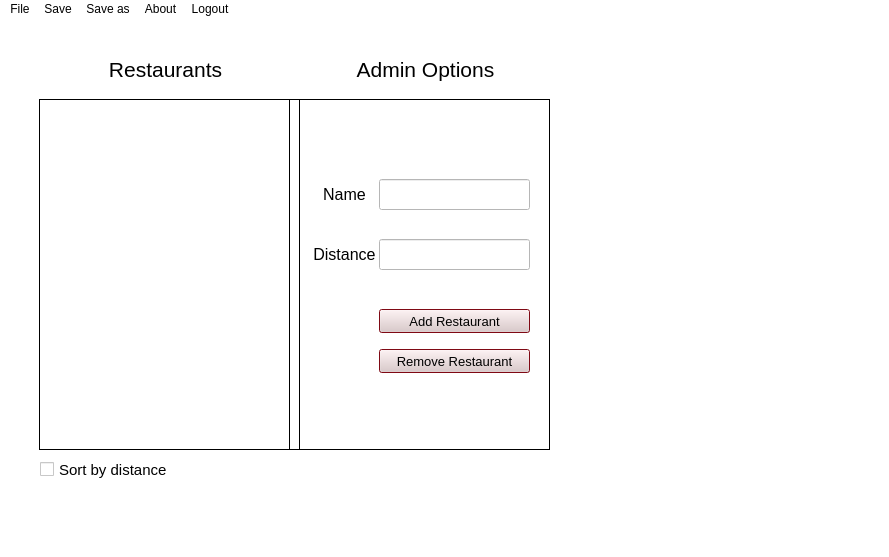
Above: debugmenu.ui from DannyCamacho/SaddlebackEats before the change. Below: the same form after it.
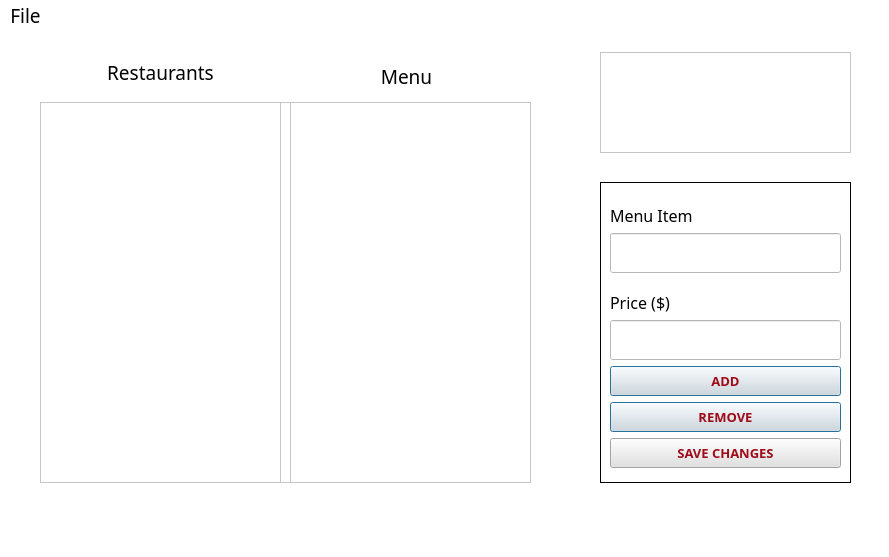
That is the form after the change. Icons and pictures are not drawn.

```diff
--- a/debugmenu.ui
+++ b/debugmenu.ui
@@ -10,6 +10,11 @@
     <height>557</height>
    </rect>
   </property>
+  <property name="font">
+   <font>
+    <family>Bahnschrift</family>
+   </font>
+  </property>
   <property name="windowTitle">
    <string>Administrative Debug Menu</string>
   </property>
@@ -24,475 +29,487 @@
    <string notr="true">background-color: rgb(255, 255, 255);
 color: rgb(0, 0, 0);</string>
   </property>
+  <property name="tabShape">
+   <enum>QTabWidget::Rounded</enum>
+  </property>
   <widget class="QWidget" name="centralwidget">
-   <widget class="QLabel" name="label">
-    <property name="geometry">
-     <rect>
-      <x>10</x>
-      <y>520</y>
-      <width>121</width>
-      <height>51</height>
-     </rect>
-    </property>
-    <property name="text">
-     <string>Version 1.0</string>
-    </property>
-   </widget>
-   <widget class="QLabel" name="label_2">
-    <property name="geometry">
-     <rect>
-      <x>40</x>
-      <y>30</y>
-      <width>251</width>
-      <height>41</height>
-     </rect>
-    </property>
-    <property name="font">
-     <font>
-      <pointsize>16</pointsize>
-     </font>
-    </property>
-    <property name="styleSheet">
-     <string notr="true">background-color: rgb(255, 255, 255);
-color: rgb(0, 0, 0);
-alternate-background-color: rgb(225, 225, 225);
-selection-background-color: rgb(159, 11, 25);
-selection-color: rgb(0, 0, 0);
-</string>
-    </property>
-    <property name="text">
-     <string>Restaurants</string>
-    </property>
-    <property name="alignment">
-     <set>Qt::AlignCenter</set>
-    </property>
-   </widget>
-   <widget class="QFrame" name="frame_4">
-    <property name="geometry">
-     <rect>
-      <x>39</x>
-      <y>80</y>
-      <width>511</width>
-      <height>351</height>
-     </rect>
-    </property>
-    <property name="frameShape">
-     <enum>QFrame::Box</enum>
-    </property>
-    <property name="frameShadow">
-     <enum>QFrame::Plain</enum>
-    </property>
-    <widget class="QFrame" name="frame">
-     <property name="geometry">
-      <rect>
-       <x>0</x>
-       <y>0</y>
-       <width>251</width>
-       <height>351</height>
-      </rect>
-     </property>
-     <property name="frameShape">
-      <enum>QFrame::Box</enum>
-     </property>
-     <property name="frameShadow">
-      <enum>QFrame::Plain</enum>
-     </property>
-     <widget class="QListWidget" name="resturantList">
-      <property name="geometry">
-       <rect>
-        <x>1</x>
-        <y>1</y>
-        <width>249</width>
-        <height>349</height>
-       </rect>
-      </property>
-      <property name="minimumSize">
-       <size>
-        <width>249</width>
-        <height>349</height>
-       </size>
-      </property>
-      <property name="maximumSize">
-       <size>
-        <width>249</width>
-        <height>349</height>
-       </size>
-      </property>
-      <property name="font">
-       <font>
-        <pointsize>11</pointsize>
-       </font>
-      </property>
-      <property name="styleSheet">
-       <string notr="true">background-color: rgb(255, 255, 255);
-color: rgb(0, 0, 0);
-alternate-background-color: rgb(225, 225, 225);
-selection-background-color: rgb(159, 11, 25);
-selection-color: rgb(0, 0, 0);
-</string>
-      </property>
-      <property name="frameShape">
-       <enum>QFrame::NoFrame</enum>
-      </property>
-      <property name="frameShadow">
-       <enum>QFrame::Plain</enum>
-      </property>
-      <property name="lineWidth">
-       <number>2</number>
-      </property>
-      <property name="verticalScrollBarPolicy">
-       <enum>Qt::ScrollBarAlwaysOff</enum>
-      </property>
-      <property name="horizontalScrollBarPolicy">
-       <enum>Qt::ScrollBarAlwaysOff</enum>
-      </property>
-     </widget>
-    </widget>
-    <widget class="QFrame" name="frame_2">
-     <property name="geometry">
-      <rect>
-       <x>260</x>
-       <y>0</y>
-       <width>251</width>
-       <height>351</height>
-      </rect>
-     </property>
-     <property name="styleSheet">
-      <string notr="true">background-color: rgb(255, 255, 255);
-color: rgb(0, 0, 0);
-alternate-background-color: rgb(225, 225, 225);
-selection-background-color: rgb(159, 11, 25);
-selection-color: rgb(0, 0, 0);
-</string>
-     </property>
-     <property name="frameShape">
-      <enum>QFrame::Box</enum>
-     </property>
-     <property name="frameShadow">
-      <enum>QFrame::Plain</enum>
-     </property>
-     <widget class="QFrame" name="frame_3">
-      <property name="geometry">
-       <rect>
-        <x>20</x>
-        <y>200</y>
-        <width>221</width>
-        <height>88</height>
-       </rect>
-      </property>
-      <property name="frameShape">
-       <enum>QFrame::NoFrame</enum>
-      </property>
-      <property name="frameShadow">
-       <enum>QFrame::Plain</enum>
-      </property>
-      <widget class="QLabel" name="label_6">
-       <property name="geometry">
-        <rect>
-         <x>0</x>
-         <y>10</y>
-         <width>51</width>
-         <height>21</height>
-        </rect>
-       </property>
-       <property name="styleSheet">
-        <string notr="true">image: url(:/rec/resources/plusSign.png);</string>
-       </property>
-       <property name="text">
-        <string/>
-       </property>
-      </widget>
-      <widget class="QPushButton" name="removeFromList">
-       <property name="geometry">
-        <rect>
-         <x>60</x>
-         <y>50</y>
-         <width>151</width>
-         <height>24</height>
-        </rect>
-       </property>
-       <property name="font">
-        <font>
-         <pointsize>10</pointsize>
-         <bold>false</bold>
-        </font>
-       </property>
-       <property name="styleSheet">
-        <string notr="true">background-color: rgb(225, 225, 225);
-color: rgb(0, 0, 0);
-</string>
-       </property>
-       <property name="text">
-        <string>Remove Restaurant</string>
-       </property>
-       <property name="autoDefault">
-        <bool>true</bool>
-       </property>
-       <property name="default">
-        <bool>true</bool>
-       </property>
-      </widget>
-      <widget class="QPushButton" name="addToList">
-       <property name="geometry">
-        <rect>
-         <x>60</x>
-         <y>10</y>
-         <width>151</width>
-         <height>24</height>
-        </rect>
-       </property>
-       <property name="font">
-        <font>
-         <pointsize>10</pointsize>
-         <bold>false</bold>
-        </font>
-       </property>
-       <property name="styleSheet">
-        <string notr="true">background-color: rgb(225, 225, 225);
-color: rgb(0, 0, 0);
-</string>
-       </property>
-       <property name="text">
-        <string>Add Restaurant</string>
-       </property>
-       <property name="autoDefault">
-        <bool>true</bool>
-       </property>
-       <property name="default">
-        <bool>true</bool>
-       </property>
-      </widget>
-      <widget class="QLabel" name="label_7">
-       <property name="geometry">
-        <rect>
-         <x>0</x>
-         <y>52</y>
-         <width>51</width>
-         <height>21</height>
-        </rect>
-       </property>
-       <property name="styleSheet">
-        <string notr="true">image: url(:/rec/resources/removeSign.png);</string>
-       </property>
-       <property name="text">
-        <string/>
-       </property>
-      </widget>
-     </widget>
-     <widget class="QFrame" name="frame_5">
-      <property name="geometry">
-       <rect>
-        <x>10</x>
-        <y>70</y>
-        <width>231</width>
-        <height>51</height>
-       </rect>
-      </property>
-      <property name="font">
-       <font>
-        <pointsize>11</pointsize>
-       </font>
-      </property>
-      <property name="frameShape">
-       <enum>QFrame::NoFrame</enum>
-      </property>
-      <property name="frameShadow">
-       <enum>QFrame::Plain</enum>
-      </property>
-      <widget class="QLabel" name="label_4">
-       <property name="geometry">
-        <rect>
-         <x>0</x>
-         <y>10</y>
-         <width>71</width>
-         <height>31</height>
-        </rect>
-       </property>
-       <property name="font">
-        <font>
-         <pointsize>12</pointsize>
-        </font>
-       </property>
-       <property name="styleSheet">
-        <string notr="true">background-color: rgb(255, 255, 255);
-color: rgb(0, 0, 0);
-alternate-background-color: rgb(225, 225, 225);
-selection-background-color: rgb(159, 11, 25);
-selection-color: rgb(0, 0, 0);
-</string>
-       </property>
-       <property name="text">
-        <string>Name</string>
-       </property>
-       <property name="alignment">
-        <set>Qt::AlignCenter</set>
-       </property>
-      </widget>
-      <widget class="QLineEdit" name="inputResturantName">
-       <property name="geometry">
-        <rect>
-         <x>70</x>
-         <y>10</y>
-         <width>151</width>
-         <height>31</height>
-        </rect>
-       </property>
-       <property name="font">
-        <font>
-         <pointsize>11</pointsize>
-        </font>
-       </property>
-       <property name="styleSheet">
-        <string notr="true">background-color: rgb(255, 255, 255);
-color: rgb(0, 0, 0);
-selection-background-color: rgb(225, 225, 225);
-selection-color: rgb(0, 0, 0);
-</string>
-       </property>
-       <property name="text">
-        <string/>
-       </property>
-      </widget>
-     </widget>
-     <widget class="QFrame" name="frame_6">
-      <property name="geometry">
-       <rect>
-        <x>10</x>
-        <y>130</y>
-        <width>231</width>
-        <height>51</height>
-       </rect>
-      </property>
-      <property name="font">
-       <font>
-        <pointsize>11</pointsize>
-       </font>
-      </property>
-      <property name="frameShape">
-       <enum>QFrame::NoFrame</enum>
-      </property>
-      <property name="frameShadow">
-       <enum>QFrame::Plain</enum>
-      </property>
-      <widget class="QLabel" name="label_5">
-       <property name="geometry">
-        <rect>
-         <x>0</x>
-         <y>10</y>
-         <width>71</width>
-         <height>31</height>
-        </rect>
-       </property>
-       <property name="font">
-        <font>
-         <pointsize>12</pointsize>
-        </font>
-       </property>
-       <property name="styleSheet">
-        <string notr="true">background-color: rgb(255, 255, 255);
-color: rgb(0, 0, 0);
-alternate-background-color: rgb(225, 225, 225);
-selection-background-color: rgb(159, 11, 25);
-selection-color: rgb(0, 0, 0);
-</string>
-       </property>
-       <property name="text">
-        <string>Distance</string>
-       </property>
-       <property name="alignment">
-        <set>Qt::AlignCenter</set>
-       </property>
-      </widget>
-      <widget class="QLineEdit" name="inputResturantDist">
-       <property name="geometry">
-        <rect>
-         <x>70</x>
-         <y>10</y>
-         <width>151</width>
-         <height>31</height>
-        </rect>
-       </property>
-       <property name="font">
-        <font>
-         <pointsize>11</pointsize>
-        </font>
-       </property>
-       <property name="styleSheet">
-        <string notr="true">background-color: rgb(255, 255, 255);
-color: rgb(0, 0, 0);
-selection-background-color: rgb(225, 225, 225);
-selection-color: rgb(0, 0, 0);
-</string>
-       </property>
-       <property name="text">
-        <string/>
-       </property>
-      </widget>
-     </widget>
-    </widget>
-   </widget>
-   <widget class="QCheckBox" name="sortByDistToggle">
-    <property name="geometry">
-     <rect>
-      <x>40</x>
-      <y>440</y>
-      <width>251</width>
-      <height>21</height>
-     </rect>
-    </property>
-    <property name="font">
-     <font>
-      <pointsize>11</pointsize>
-     </font>
-    </property>
-    <property name="text">
-     <string>Sort by distance</string>
-    </property>
-   </widget>
-   <widget class="QLabel" name="label_8">
+   <widget class="QFrame" name="frame_2">
     <property name="geometry">
      <rect>
       <x>600</x>
-      <y>30</y>
-      <width>231</width>
+      <y>20</y>
+      <width>251</width>
       <height>101</height>
      </rect>
     </property>
     <property name="styleSheet">
      <string notr="true">image: url(:/rec/resources/SE_1-removebg.png);</string>
     </property>
-    <property name="text">
-     <string/>
+    <property name="frameShape">
+     <enum>QFrame::StyledPanel</enum>
     </property>
+    <property name="frameShadow">
+     <enum>QFrame::Raised</enum>
+    </property>
    </widget>
-   <widget class="QLabel" name="label_3">
+   <widget class="QFrame" name="frame">
     <property name="geometry">
      <rect>
-      <x>300</x>
-      <y>30</y>
-      <width>251</width>
+      <x>40</x>
+      <y>70</y>
+      <width>491</width>
+      <height>381</height>
+     </rect>
+    </property>
+    <property name="frameShape">
+     <enum>QFrame::StyledPanel</enum>
+    </property>
+    <property name="frameShadow">
+     <enum>QFrame::Raised</enum>
+    </property>
+    <widget class="QTableView" name="rest_tableView">
+     <property name="geometry">
+      <rect>
+       <x>0</x>
+       <y>0</y>
+       <width>241</width>
+       <height>381</height>
+      </rect>
+     </property>
+     <property name="sizePolicy">
+      <sizepolicy hsizetype="Preferred" vsizetype="Preferred">
+       <horstretch>0</horstretch>
+       <verstretch>0</verstretch>
+      </sizepolicy>
+     </property>
+     <property name="font">
+      <font>
+       <family>Bahnschrift</family>
+       <pointsize>11</pointsize>
+      </font>
+     </property>
+     <property name="styleSheet">
+      <string notr="true">background-color: rgb(255, 255, 255);
+color: rgb(0, 0, 0);
+alternate-background-color: rgb(225, 225, 225);
+selection-background-color: rgb(159, 11, 25);
+selection-color: rgb(0, 0, 0);</string>
+     </property>
+     <property name="horizontalScrollBarPolicy">
+      <enum>Qt::ScrollBarAlwaysOff</enum>
+     </property>
+     <property name="sizeAdjustPolicy">
+      <enum>QAbstractScrollArea::AdjustToContents</enum>
+     </property>
+     <property name="autoScroll">
+      <bool>false</bool>
+     </property>
+     <property name="autoScrollMargin">
+      <number>5</number>
+     </property>
+     <property name="dragDropOverwriteMode">
+      <bool>false</bool>
+     </property>
+     <property name="alternatingRowColors">
+      <bool>true</bool>
+     </property>
+     <property name="selectionMode">
+      <enum>QAbstractItemView::SingleSelection</enum>
+     </property>
+     <property name="selectionBehavior">
+      <enum>QAbstractItemView::SelectRows</enum>
+     </property>
+     <property name="showGrid">
+      <bool>false</bool>
+     </property>
+     <property name="gridStyle">
+      <enum>Qt::SolidLine</enum>
+     </property>
+     <property name="sortingEnabled">
+      <bool>false</bool>
+     </property>
+     <attribute name="horizontalHeaderVisible">
+      <bool>false</bool>
+     </attribute>
+     <attribute name="horizontalHeaderMinimumSectionSize">
+      <number>50</number>
+     </attribute>
+     <attribute name="horizontalHeaderDefaultSectionSize">
+      <number>200</number>
+     </attribute>
+     <attribute name="verticalHeaderVisible">
+      <bool>false</bool>
+     </attribute>
+     <attribute name="verticalHeaderHighlightSections">
+      <bool>true</bool>
+     </attribute>
+    </widget>
+    <widget class="QTableView" name="menu_tableView">
+     <property name="geometry">
+      <rect>
+       <x>250</x>
+       <y>0</y>
+       <width>241</width>
+       <height>381</height>
+      </rect>
+     </property>
+     <property name="font">
+      <font>
+       <family>Bahnschrift</family>
+       <pointsize>11</pointsize>
+      </font>
+     </property>
+     <property name="styleSheet">
+      <string notr="true">background-color: rgb(255, 255, 255);
+color: rgb(0, 0, 0);
+alternate-background-color: rgb(225, 225, 225);
+selection-background-color: rgb(159, 11, 25);
+selection-color: rgb(0, 0, 0);
+</string>
+     </property>
+     <property name="horizontalScrollBarPolicy">
+      <enum>Qt::ScrollBarAlwaysOff</enum>
+     </property>
+     <property name="sizeAdjustPolicy">
+      <enum>QAbstractScrollArea::AdjustToContents</enum>
+     </property>
+     <property name="autoScroll">
+      <bool>false</bool>
+     </property>
+     <property name="autoScrollMargin">
+      <number>5</number>
+     </property>
+     <property name="dragDropOverwriteMode">
+      <bool>false</bool>
+     </property>
+     <property name="alternatingRowColors">
+      <bool>true</bool>
+     </property>
+     <property name="selectionMode">
+      <enum>QAbstractItemView::SingleSelection</enum>
+     </property>
+     <property name="selectionBehavior">
+      <enum>QAbstractItemView::SelectRows</enum>
+     </property>
+     <property name="showGrid">
+      <bool>false</bool>
+     </property>
+     <attribute name="horizontalHeaderVisible">
+      <bool>false</bool>
+     </attribute>
+     <attribute name="horizontalHeaderMinimumSectionSize">
+      <number>50</number>
+     </attribute>
+     <attribute name="horizontalHeaderDefaultSectionSize">
+      <number>200</number>
+     </attribute>
+     <attribute name="verticalHeaderVisible">
+      <bool>false</bool>
+     </attribute>
+    </widget>
+   </widget>
+   <widget class="QFrame" name="frame_3">
+    <property name="geometry">
+     <rect>
+      <x>40</x>
+      <y>20</y>
+      <width>491</width>
       <height>41</height>
      </rect>
     </property>
-    <property name="font">
-     <font>
-      <pointsize>16</pointsize>
-     </font>
+    <property name="frameShape">
+     <enum>QFrame::NoFrame</enum>
+    </property>
+    <property name="frameShadow">
+     <enum>QFrame::Raised</enum>
+    </property>
+    <widget class="QLabel" name="label">
+     <property name="geometry">
+      <rect>
+       <x>0</x>
+       <y>5</y>
+       <width>241</width>
+       <height>31</height>
+      </rect>
+     </property>
+     <property name="font">
+      <font>
+       <family>Bahnschrift</family>
+       <pointsize>14</pointsize>
+      </font>
+     </property>
+     <property name="styleSheet">
+      <string notr="true">background-color: rgb(255, 255, 255);
+color: rgb(0, 0, 0);</string>
+     </property>
+     <property name="text">
+      <string>Restaurants</string>
+     </property>
+     <property name="alignment">
+      <set>Qt::AlignCenter</set>
+     </property>
+    </widget>
+    <widget class="QLabel" name="label_2">
+     <property name="geometry">
+      <rect>
+       <x>246</x>
+       <y>9</y>
+       <width>241</width>
+       <height>31</height>
+      </rect>
+     </property>
+     <property name="font">
+      <font>
+       <family>Bahnschrift</family>
+       <pointsize>14</pointsize>
+      </font>
+     </property>
+     <property name="styleSheet">
+      <string notr="true">background-color: rgb(255, 255, 255);
+color: rgb(0, 0, 0);</string>
+     </property>
+     <property name="text">
+      <string>Menu</string>
+     </property>
+     <property name="alignment">
+      <set>Qt::AlignCenter</set>
+     </property>
+    </widget>
+   </widget>
+   <widget class="QFrame" name="frame_4">
+    <property name="geometry">
+     <rect>
+      <x>600</x>
+      <y>150</y>
+      <width>251</width>
+      <height>301</height>
+     </rect>
     </property>
     <property name="styleSheet">
      <string notr="true">background-color: rgb(255, 255, 255);
+color: rgb(0, 0, 0);</string>
+    </property>
+    <property name="frameShape">
+     <enum>QFrame::Panel</enum>
+    </property>
+    <property name="frameShadow">
+     <enum>QFrame::Plain</enum>
+    </property>
+    <widget class="QWidget" name="verticalLayoutWidget">
+     <property name="geometry">
+      <rect>
+       <x>10</x>
+       <y>10</y>
+       <width>231</width>
+       <height>281</height>
+      </rect>
+     </property>
+     <layout class="QVBoxLayout" name="verticalLayout">
+      <item>
+       <widget class="QLabel" name="label_3">
+        <property name="maximumSize">
+         <size>
+          <width>16777215</width>
+          <height>35</height>
+         </size>
+        </property>
+        <property name="font">
+         <font>
+          <family>Bahnschrift</family>
+          <pointsize>12</pointsize>
+         </font>
+        </property>
+        <property name="styleSheet">
+         <string notr="true">background-color: rgb(255, 255, 255);
 color: rgb(0, 0, 0);
 alternate-background-color: rgb(225, 225, 225);
 selection-background-color: rgb(159, 11, 25);
+selection-color: rgb(0, 0, 0);</string>
+        </property>
+        <property name="text">
+         <string>Menu Item</string>
+        </property>
+        <property name="alignment">
+         <set>Qt::AlignBottom|Qt::AlignLeading|Qt::AlignLeft</set>
+        </property>
+       </widget>
+      </item>
+      <item>
+       <widget class="QLineEdit" name="lineEditItemName">
+        <property name="maximumSize">
+         <size>
+          <width>16777215</width>
+          <height>40</height>
+         </size>
+        </property>
+        <property name="font">
+         <font>
+          <family>Bahnschrift</family>
+          <pointsize>11</pointsize>
+         </font>
+        </property>
+        <property name="focusPolicy">
+         <enum>Qt::StrongFocus</enum>
+        </property>
+        <property name="styleSheet">
+         <string notr="true">background-color: rgb(255, 255, 255);
+selection-background-color: rgb(159, 11, 25);
 selection-color: rgb(0, 0, 0);
+selection-background-color: rgb(225, 225, 225);
 </string>
-    </property>
-    <property name="text">
-     <string>Admin Options</string>
-    </property>
-    <property name="alignment">
-     <set>Qt::AlignCenter</set>
-    </property>
+        </property>
+       </widget>
+      </item>
+      <item>
+       <widget class="QLabel" name="label_5">
+        <property name="maximumSize">
+         <size>
+          <width>16777215</width>
+          <height>35</height>
+         </size>
+        </property>
+        <property name="font">
+         <font>
+          <family>Bahnschrift</family>
+          <pointsize>12</pointsize>
+         </font>
+        </property>
+        <property name="styleSheet">
+         <string notr="true">background-color: rgb(255, 255, 255);
+color: rgb(0, 0, 0);
+alternate-background-color: rgb(225, 225, 225);
+selection-background-color: rgb(159, 11, 25);
+selection-color: rgb(0, 0, 0);</string>
+        </property>
+        <property name="text">
+         <string>Price ($)</string>
+        </property>
+        <property name="alignment">
+         <set>Qt::AlignBottom|Qt::AlignLeading|Qt::AlignLeft</set>
+        </property>
+       </widget>
+      </item>
+      <item>
+       <widget class="QLineEdit" name="lineEditItemPrice">
+        <property name="maximumSize">
+         <size>
+          <width>16777215</width>
+          <height>40</height>
+         </size>
+        </property>
+        <property name="font">
+         <font>
+          <family>Bahnschrift</family>
+          <pointsize>11</pointsize>
+         </font>
+        </property>
+        <property name="styleSheet">
+         <string notr="true">background-color: rgb(255, 255, 255);
+selection-background-color: rgb(159, 11, 25);
+selection-color: rgb(0, 0, 0);
+selection-background-color: rgb(225, 225, 225);
+</string>
+        </property>
+        <property name="inputMethodHints">
+         <set>Qt::ImhDigitsOnly</set>
+        </property>
+       </widget>
+      </item>
+      <item>
+       <widget class="QPushButton" name="addButton">
+        <property name="maximumSize">
+         <size>
+          <width>16777215</width>
+          <height>30</height>
+         </size>
+        </property>
+        <property name="font">
+         <font>
+          <family>Segoe UI Semibold</family>
+          <pointsize>10</pointsize>
+          <weight>75</weight>
+          <bold>true</bold>
+         </font>
+        </property>
+        <property name="styleSheet">
+         <string notr="true">background-color: rgb(225, 225, 225);
+color: rgb(159, 11, 25);</string>
+        </property>
+        <property name="text">
+         <string>ADD</string>
+        </property>
+        <property name="iconSize">
+         <size>
+          <width>30</width>
+          <height>30</height>
+         </size>
+        </property>
+        <property name="autoDefault">
+         <bool>true</bool>
+        </property>
+        <property name="default">
+         <bool>true</bool>
+        </property>
+       </widget>
+      </item>
+      <item>
+       <widget class="QPushButton" name="removeButton">
+        <property name="maximumSize">
+         <size>
+          <width>16777215</width>
+          <height>30</height>
+         </size>
+        </property>
+        <property name="font">
+         <font>
+          <family>Segoe UI Semibold</family>
+          <pointsize>10</pointsize>
+          <weight>75</weight>
+          <bold>true</bold>
+         </font>
+        </property>
+        <property name="styleSheet">
+         <string notr="true">background-color: rgb(225, 225, 225);
+color: rgb(159, 11, 25);</string>
+        </property>
+        <property name="text">
+         <string>REMOVE</string>
+        </property>
+        <property name="autoDefault">
+         <bool>true</bool>
+        </property>
+        <property name="default">
+         <bool>true</bool>
+        </property>
+       </widget>
+      </item>
+      <item>
+       <widget class="QPushButton" name="editButton">
+        <property name="maximumSize">
+         <size>
+          <width>16777215</width>
+          <height>30</height>
+         </size>
+        </property>
+        <property name="font">
+         <font>
+          <family>Segoe UI Semibold</family>
+          <pointsize>10</pointsize>
+          <weight>75</weight>
+          <bold>true</bold>
+         </font>
+        </property>
+        <property name="styleSheet">
+         <string notr="true">background-color: rgb(225, 225, 225);
+color: rgb(159, 11, 25);</string>
+        </property>
+        <property name="text">
+         <string>SAVE CHANGES</string>
+        </property>
+       </widget>
+      </item>
+     </layout>
+    </widget>
    </widget>
   </widget>
   <widget class="QMenuBar" name="menubar">
@@ -501,39 +518,35 @@
      <x>0</x>
      <y>0</y>
      <width>889</width>
-     <height>17</height>
+     <height>28</height>
     </rect>
    </property>
-   <widget class="QMenu" name="menuDebug_Meni">
-    <property name="title">
-     <string>About</string>
-    </property>
-   </widget>
-   <widget class="QMenu" name="menuLogout">
-    <property name="title">
-     <string>Logout</string>
-    </property>
-   </widget>
-   <widget class="QMenu" name="menuSave_List">
-    <property name="title">
-     <string>Save</string>
-    </property>
-   </widget>
+   <property name="font">
+    <font>
+     <family>Bahnschrift</family>
+     <pointsize>14</pointsize>
+    </font>
+   </property>
+   <property name="styleSheet">
+    <string notr="true">selection-background-color: rgb(170, 0, 0);
+background-color: rgb(255, 255, 255);</string>
+   </property>
    <widget class="QMenu" name="menuFile">
+    <property name="font">
+     <font>
+      <family>Bahnschrift</family>
+      <pointsize>14</pointsize>
+     </font>
+    </property>
     <property name="title">
      <string>File</string>
     </property>
-   </widget>
-   <widget class="QMenu" name="menuSave_as">
-    <property name="title">
-     <string>Save as</string>
+    <property name="icon">
+     <iconset resource="UIGraphics.qrc">
+      <normaloff>:/rec/resources/menu_icon-removebg.png</normaloff>:/rec/resources/menu_icon-removebg.png</iconset>
     </property>
    </widget>
    <addaction name="menuFile"/>
-   <addaction name="menuSave_List"/>
-   <addaction name="menuSave_as"/>
-   <addaction name="menuDebug_Meni"/>
-   <addaction name="menuLogout"/>
   </widget>
   <widget class="QStatusBar" name="statusbar"/>
  </widget>
```
Left out of the diff: 48 changed lines with no effect on the pictures.
